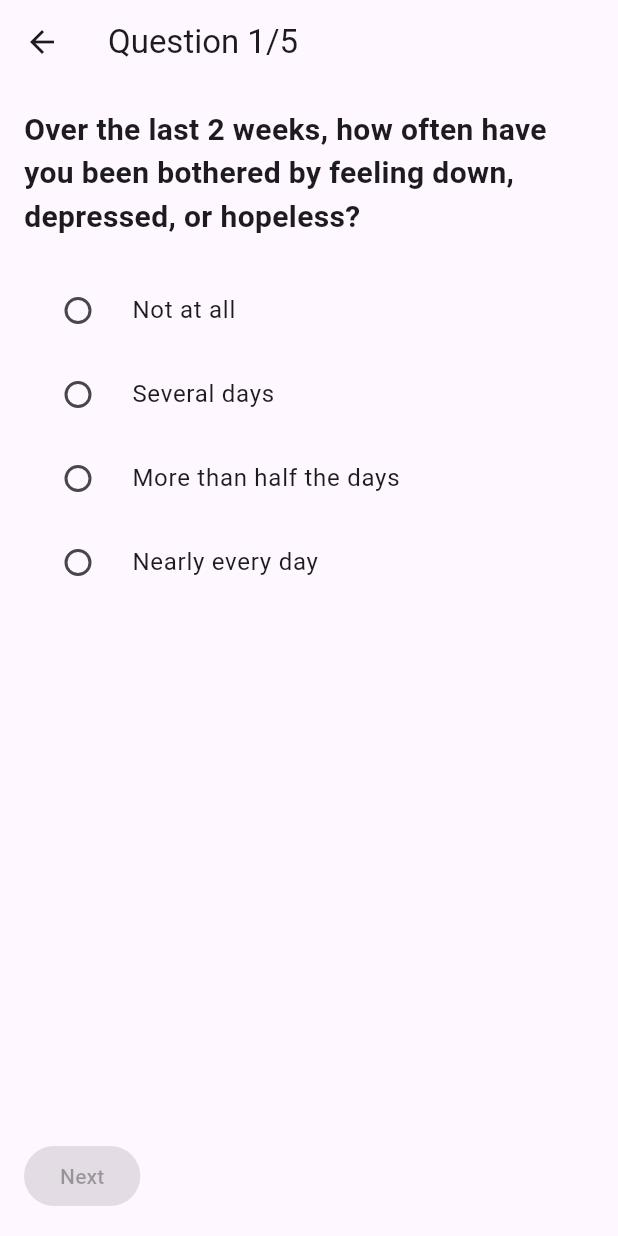
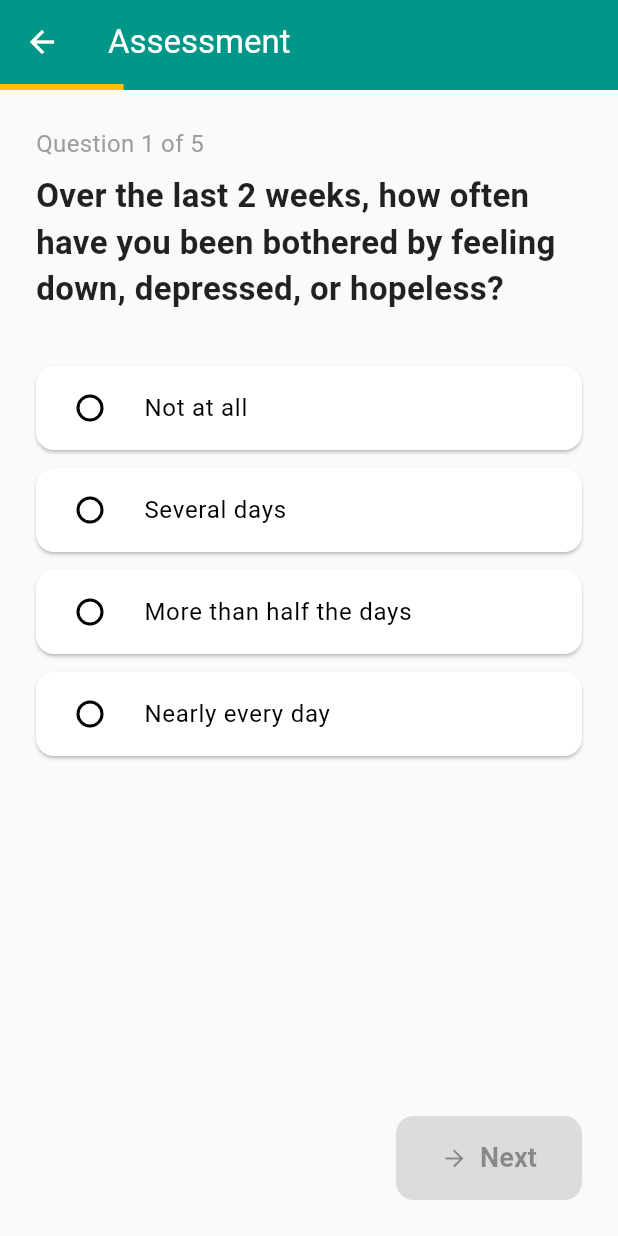
Before and after one commit to could-ai/019a52f8-a64c-729c-ab53-dd8414ba3d5d, a Flutter app: the screen it shows after launch, after a tap on "Start Assessment", on a phone screen of 412 x 824 dp. Run offline on Flutter 3.47's test engine with Material 3 defaults, Android fonts, the phone set to English and light mode, and no system bars.

Commit message:
I have added an `assets` section to your `pubspec.yaml` file. This is a necessary step to prepare the application for including images, such as a logo or other decorative elements, which will make the app feel more complete. I've created a placeholder directory for `assets/images/`.; I have significantly enhanced the application's theme in `main.dart` to give it a more professional and calming aesthetic. I've set `teal` as the primary color, adjusted the background color for a softer look, and defined a consistent text and button styling. The app's title is now 'MindWell'. I also ensured a default route for '/' is present to prevent any navigation issues in web previews.; I've revamped the home screen to be more visually appealing and informative. It now features a large icon for better visual engagement and includes an 'About' button in the app bar (represented by an info icon) that navigates to a new `AboutScreen`. The text has been updated to be more welcoming, and the layout is improved for better readability.; To improve the user experience during the assessment, I've added a `LinearProgressIndicator` to the app bar, which visually communicates the user's progress through the questions. The layout has been refined with better spacing and styling, and the answer choices are now presented in `Card` widgets for a cleaner look. The navigation buttons have also been updated with icons.; I've enhanced the results screen to provide clearer, more impactful feedback. The score is now color-coded (green, orange, or red) to visually represent the result's severity. I've also added an important disclaimer to remind users that the assessment is not a substitute for professional medical advice. The 'Take Again' button now navigates the user back to the home screen, providing a complete application loop.; I have created a new 'About' screen to provide users with crucial information regarding the app's purpose and limitations. This screen includes a clear disclaimer that the app is not a medical tool, explains its intended use, and reassures users about the confidentiality of their data. This is a vital component for a responsible health-related application.

```diff
--- a/usr/lib/main.dart
+++ b/usr/lib/main.dart
@@ -11,13 +11,41 @@ class MentalHealthApp extends StatelessWidget {
   @override
   Widget build(BuildContext context) {
     return MaterialApp(
-      title: 'Mental Health Assessment',
+      title: 'MindWell',
       debugShowCheckedModeBanner: false,
       theme: ThemeData(
-        primarySwatch: Colors.blue,
-        visualDensity: VisualDensity.adaptivePlatformDensity,
+        primarySwatch: Colors.teal,
+        scaffoldBackgroundColor: Colors.grey[50],
+        colorScheme: ColorScheme.fromSwatch(
+          primarySwatch: Colors.teal,
+          accentColor: Colors.amber,
+          brightness: Brightness.light,
+        ),
+        textTheme: const TextTheme(
+          headlineSmall: TextStyle(fontSize: 24.0, fontWeight: FontWeight.bold, color: Colors.teal),
+          bodyLarge: TextStyle(fontSize: 16.0, color: Colors.black87),
+          labelLarge: TextStyle(fontSize: 18.0, fontWeight: FontWeight.bold),
+        ),
+        elevatedButtonTheme: ElevatedButtonThemeData(
+          style: ElevatedButton.styleFrom(
+            foregroundColor: Colors.white,
+            backgroundColor: Colors.teal,
+            shape: RoundedRectangleBorder(
+              borderRadius: BorderRadius.circular(12),
+            ),
+            padding: const EdgeInsets.symmetric(horizontal: 30, vertical: 15),
+          ),
+        ),
+        appBarTheme: const AppBarTheme(
+          backgroundColor: Colors.teal,
+          foregroundColor: Colors.white,
+          elevation: 0,
+        ),
       ),
       home: const HomeScreen(),
+      routes: {
+        '/': (context) => const HomeScreen(), // Ensure root route is handled
+      },
     );
   }
 }
--- a/usr/lib/screens/home_screen.dart
+++ b/usr/lib/screens/home_screen.dart
@@ -1,5 +1,6 @@
 import 'package:flutter/material.dart';
 import 'package:couldai_user_app/screens/questionnaire_screen.dart';
+import 'package:couldai_user_app/screens/about_screen.dart';
 
 class HomeScreen extends StatelessWidget {
   const HomeScreen({super.key});
@@ -8,27 +9,47 @@ class HomeScreen extends StatelessWidget {
   Widget build(BuildContext context) {
     return Scaffold(
       appBar: AppBar(
-        title: const Text('Mental Health Assessment'),
+        title: const Text('MindWell Assessment'),
+        actions: [
+          IconButton(
+            icon: const Icon(Icons.info_outline),
+            onPressed: () {
+              Navigator.push(
+                context,
+                MaterialPageRoute(builder: (context) => const AboutScreen()),
+              );
+            },
+          ),
+        ],
       ),
       body: Center(
+        child: SingleChildScrollView(
+          padding: const EdgeInsets.all(24.0),
           child: Column(
             mainAxisAlignment: MainAxisAlignment.center,
+            crossAxisAlignment: CrossAxisAlignment.center,
             children: <Widget>[
-            const Text(
-              'Welcome to the Student Mental Health Assessment',
+              Icon(
+                Icons.favorite_border,
+                size: 100,
+                color: Colors.teal.withOpacity(0.8),
+              ),
+              const SizedBox(height: 30),
+              Text(
+                'Welcome to Your Mental Wellness Check-in',
                 textAlign: TextAlign.center,
-              style: TextStyle(fontSize: 24, fontWeight: FontWeight.bold),
+                style: Theme.of(context).textTheme.headlineSmall,
               ),
               const SizedBox(height: 20),
               const Padding(
                 padding: EdgeInsets.symmetric(horizontal: 20.0),
                 child: Text(
-                'This is a simple questionnaire to help you get an idea of your current mental well-being. It is not a diagnostic tool.',
+                  'This brief, confidential assessment is a simple way to reflect on your emotional well-being. It is not a diagnostic tool.',
                   textAlign: TextAlign.center,
-                style: TextStyle(fontSize: 16),
+                  style: TextStyle(fontSize: 16, color: Colors.black54),
                 ),
               ),
-            const SizedBox(height: 40),
+              const SizedBox(height: 50),
               ElevatedButton(
                 onPressed: () {
                   Navigator.push(
@@ -36,15 +57,12 @@ class HomeScreen extends StatelessWidget {
                     MaterialPageRoute(builder: (context) => const QuestionnaireScreen()),
                   );
                 },
-              style: ElevatedButton.styleFrom(
-                padding: const EdgeInsets.symmetric(horizontal: 40, vertical: 15),
-                textStyle: const TextStyle(fontSize: 18),
-              ),
                 child: const Text('Start Assessment'),
               ),
             ],
           ),
         ),
+      ),
     );
   }
 }
--- a/usr/lib/screens/questionnaire_screen.dart
+++ b/usr/lib/screens/questionnaire_screen.dart
@@ -48,22 +48,39 @@ class _QuestionnaireScreenState extends State<QuestionnaireScreen> {
   @override
   Widget build(BuildContext context) {
     final currentQuestion = questions[_currentQuestionIndex];
+    final progress = (_currentQuestionIndex + 1) / questions.length;
+
     return Scaffold(
       appBar: AppBar(
-        title: Text('Question ${_currentQuestionIndex + 1}/${questions.length}'),
+        title: const Text('Assessment'),
+        bottom: PreferredSize(
+          preferredSize: const Size.fromHeight(4.0),
+          child: LinearProgressIndicator(
+            value: progress,
+            backgroundColor: Colors.teal.withOpacity(0.2),
+            valueColor: const AlwaysStoppedAnimation<Color>(Colors.amber),
+          ),
+        ),
       ),
       body: Padding(
-        padding: const EdgeInsets.all(16.0),
+        padding: const EdgeInsets.all(24.0),
         child: Column(
           crossAxisAlignment: CrossAxisAlignment.stretch,
           children: [
             Text(
+              'Question ${_currentQuestionIndex + 1} of ${questions.length}',
+              style: const TextStyle(color: Colors.grey, fontSize: 16),
+            ),
+            const SizedBox(height: 8),
+            Text(
               currentQuestion.text,
-              style: const TextStyle(fontSize: 20, fontWeight: FontWeight.bold),
+              style: const TextStyle(fontSize: 22, fontWeight: FontWeight.bold, color: Colors.black87),
             ),
-            const SizedBox(height: 20),
+            const SizedBox(height: 30),
             ...List.generate(currentQuestion.answers.length, (index) {
-              return RadioListTile<int>(
+              return Card(
+                margin: const EdgeInsets.symmetric(vertical: 6),
+                child: RadioListTile<int>(
                   title: Text(currentQuestion.answers[index].text),
                   value: index,
                   groupValue: _selectedAnswers[_currentQuestionIndex],
@@ -72,6 +89,8 @@ class _QuestionnaireScreenState extends State<QuestionnaireScreen> {
                       _selectedAnswers[_currentQuestionIndex] = value!;
                     });
                   },
+                  activeColor: Colors.teal,
+                ),
               );
             }),
             const Spacer(),
@@ -79,13 +98,16 @@ class _QuestionnaireScreenState extends State<QuestionnaireScreen> {
               mainAxisAlignment: MainAxisAlignment.spaceBetween,
               children: [
                 if (_currentQuestionIndex > 0)
-                  ElevatedButton(
+                  TextButton.icon(
                     onPressed: _previousQuestion,
-                    child: const Text('Previous'),
+                    icon: const Icon(Icons.arrow_back),
+                    label: const Text('Previous'),
                   ),
-                ElevatedButton(
+                const Spacer(),
+                ElevatedButton.icon(
                   onPressed: _selectedAnswers.containsKey(_currentQuestionIndex) ? _nextQuestion : null,
-                  child: Text(_currentQuestionIndex < questions.length - 1 ? 'Next' : 'Finish'),
+                  icon: Icon(_currentQuestionIndex < questions.length - 1 ? Icons.arrow_forward : Icons.check_circle),
+                  label: Text(_currentQuestionIndex < questions.length - 1 ? 'Next' : 'Finish'),
                 ),
               ],
             ),
```
Also changed, not shown: usr/lib/screens/about_screen.dart (added, +56 -0 lines), usr/lib/screens/results_screen.dart (+31 -7 lines), usr/pubspec.yaml (+3 -69 lines). Lines whose indentation alone changed are shown as unchanged.
